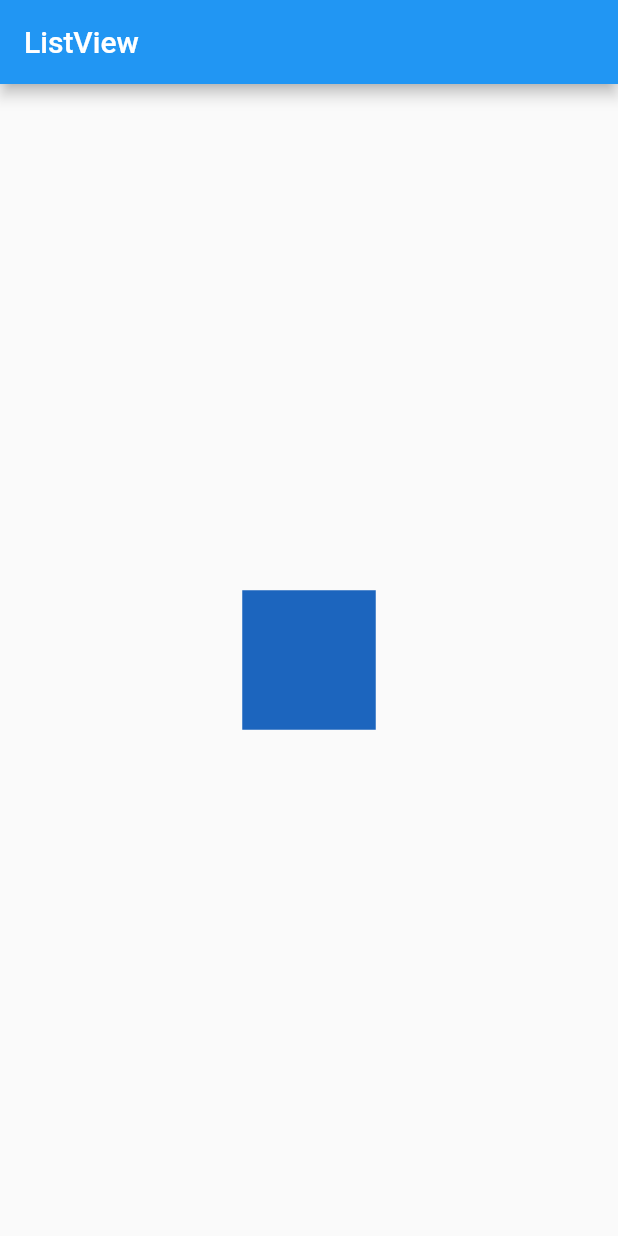
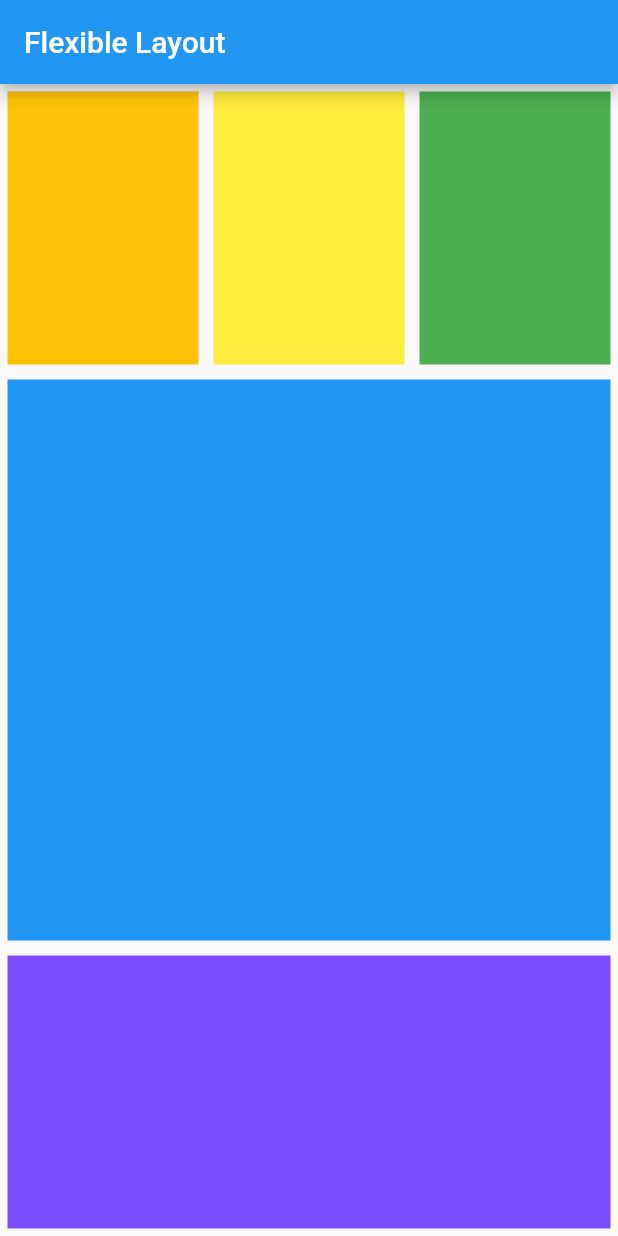
Before and after one commit to lewisccx/flutter_fundamental, a Flutter app: the screen it shows after launch, on a phone screen of 412 x 824 dp. Run offline on Flutter 3.47's test engine with Material 2 defaults, Android fonts, the light colour scheme and no system bars.

Commit message:
flexible layout

```diff
--- a/lib/main.dart
+++ b/lib/main.dart
@@ -22,21 +22,49 @@ class _MyAppState extends State<MyApp> {
   Widget build(BuildContext context) {
     return MaterialApp(
         home: Scaffold(
-      appBar: AppBar(
-        title: Text("ListView"),
-      ),
-      body: Center(
-        child: GestureDetector(
-          child: AnimatedContainer(
-            color: Color.fromARGB(255, random.nextInt(256), random.nextInt(256),
-                random.nextInt(256)),
-            duration: Duration(seconds: 1),
-            width: 50.0 + random.nextInt(101),
-            height: 50.0 + random.nextInt(101),
-          ),
-          onTap: onAnimatedContainerTap,
-        ),
-      ),
-    ));
+            appBar: AppBar(
+              title: Text("Flexible Layout"),
+            ),
+            body: Column(children: <Widget>[
+              Flexible(
+                flex: 1,
+                child: Row(
+                  children: [
+                    Flexible(
+                      flex: 1,
+                      child: Container(
+                        margin: EdgeInsets.all(5),
+                        color: Colors.amber,
+                      ),
+                    ),
+                    Flexible(
+                      flex: 1,
+                      child: Container(
+                        margin: EdgeInsets.all(5),
+                        color: Colors.yellow,
+                      ),
+                    ),
+                    Flexible(
+                      flex: 1,
+                      child: Container(
+                        margin: EdgeInsets.all(5),
+                        color: Colors.green,
+                      ),
+                    ),
+                  ],
+                ),
+              ),
+              Flexible(
+                flex: 2,
+                child: Container(margin: EdgeInsets.all(5), color: Colors.blue),
+              ),
+              Flexible(
+                flex: 1,
+                child: Container(
+                  margin: EdgeInsets.all(5),
+                  color: Colors.deepPurpleAccent,
+                ),
+              )
+            ])));
   }
 }
```
